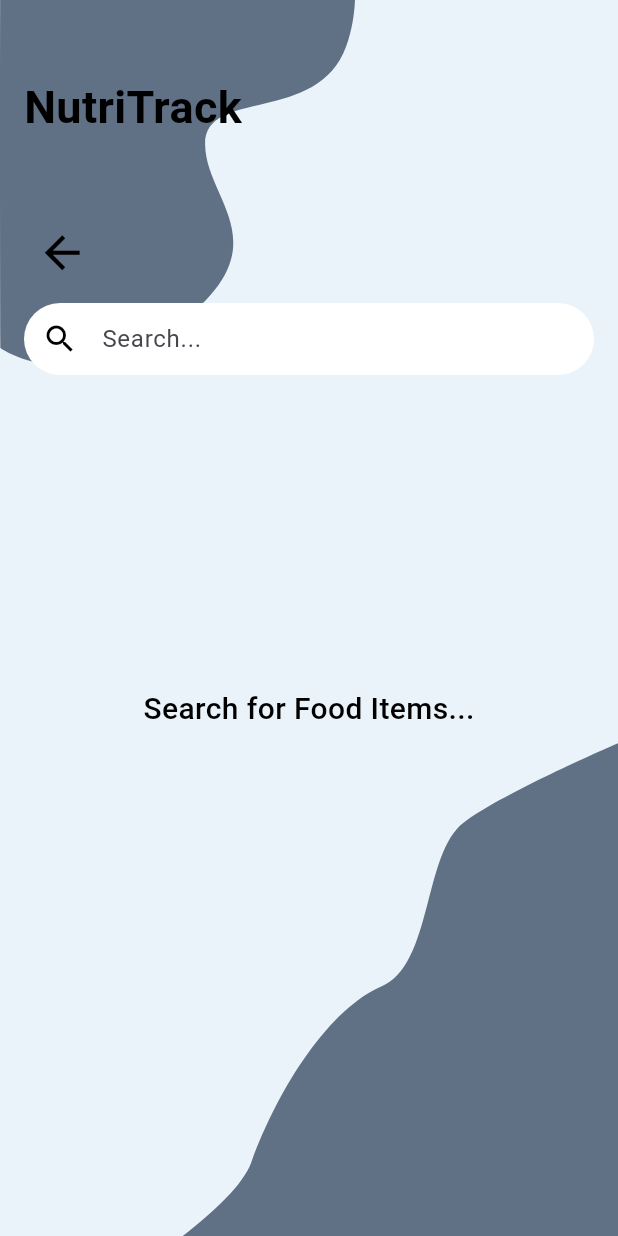
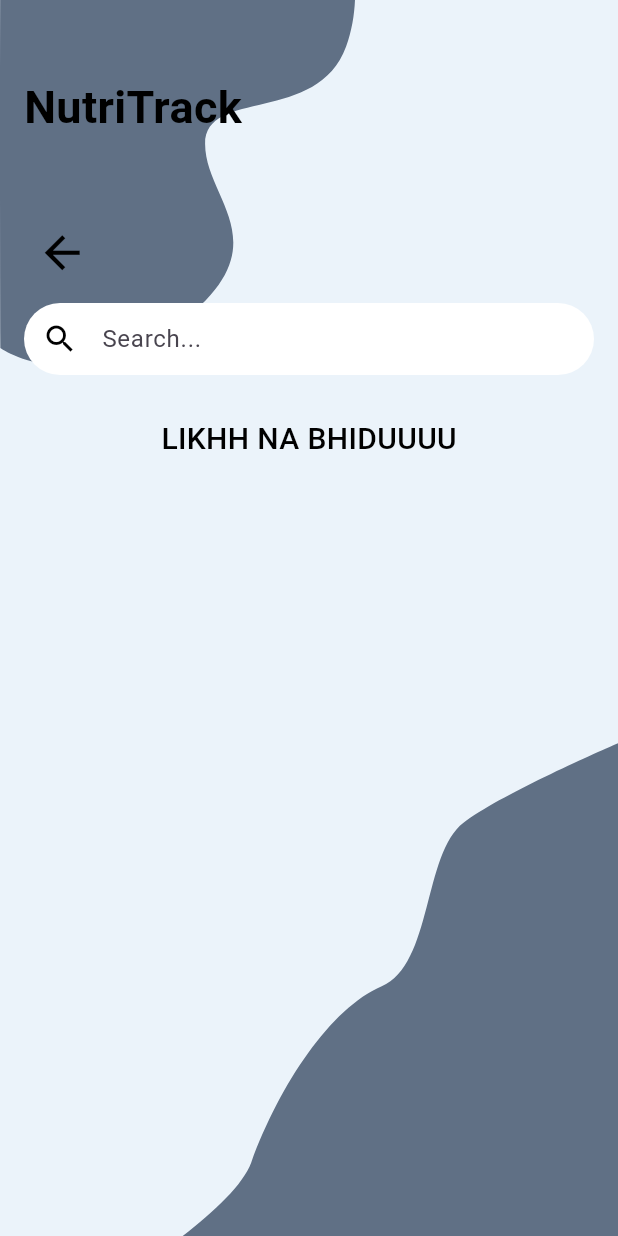
Before and after one commit to rishabh2310113/food_recipes_health_tracker, a Flutter app: the KeyboardScreen screen opened directly, on a phone screen of 412 x 824 dp. Run offline on Flutter 3.47's test engine with Material 3 defaults, Android fonts, the phone set to English and light mode, and no system bars; our stand-ins replace flutter_svg, image_picker; missing offline and left inert: google_mlkit_text_recognition; project files that could hold a hidden picture were left out.

```diff
--- a/lib/keyboard_screen.dart
+++ b/lib/keyboard_screen.dart
@@ -52,10 +52,10 @@ class KeyboardScreen extends StatelessWidget {
                   ),
                 ),
               ),
-              const SizedBox(height: 200),
+              const SizedBox(height: 20),
               const Center(
                 child: Text(
-                  'Search for Food Items...',
+                  'LIKHH NA BHIDUUUU',
                   style: TextStyle(fontSize: 20, fontWeight: FontWeight.w500, color: Colors.black),
                 ),
               ),
```
